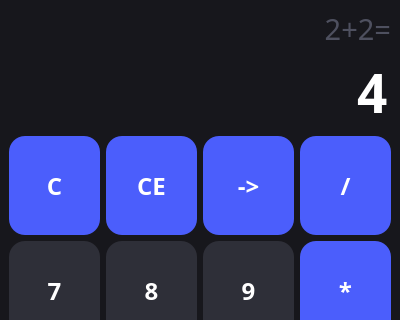
Qt form mainwindow.ui (Calrission/MIIGAIK-Informatics) before a commit; both pictures show x 0 to 400 and y 0 to 320 of the 400 by 665 pixel window.
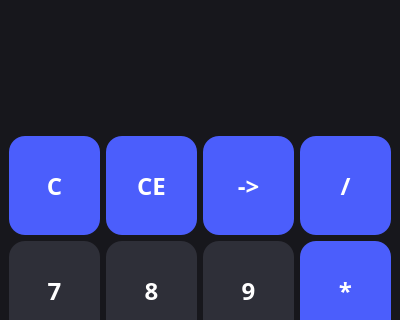
The same form after that commit.

The edit to the form file:
```diff
--- a/mainwindow.ui
+++ b/mainwindow.ui
@@ -16,10 +16,16 @@
     <verstretch>0</verstretch>
    </sizepolicy>
   </property>
+  <property name="minimumSize">
+   <size>
+    <width>400</width>
+    <height>665</height>
+   </size>
+  </property>
   <property name="maximumSize">
    <size>
-    <width>16777215</width>
-    <height>16777204</height>
+    <width>400</width>
+    <height>665</height>
    </size>
   </property>
   <property name="windowTitle">
@@ -73,7 +79,7 @@
 }</string>
       </property>
       <property name="text">
-       <string>2+2=</string>
+       <string/>
       </property>
       <property name="alignment">
        <set>Qt::AlignRight|Qt::AlignTrailing|Qt::AlignVCenter</set>
@@ -99,7 +105,7 @@
 }</string>
       </property>
       <property name="text">
-       <string>4</string>
+       <string/>
       </property>
       <property name="alignment">
        <set>Qt::AlignRight|Qt::AlignTrailing|Qt::AlignVCenter</set>
```
Left out of the diff: 10 changed lines with no effect on the pictures.
